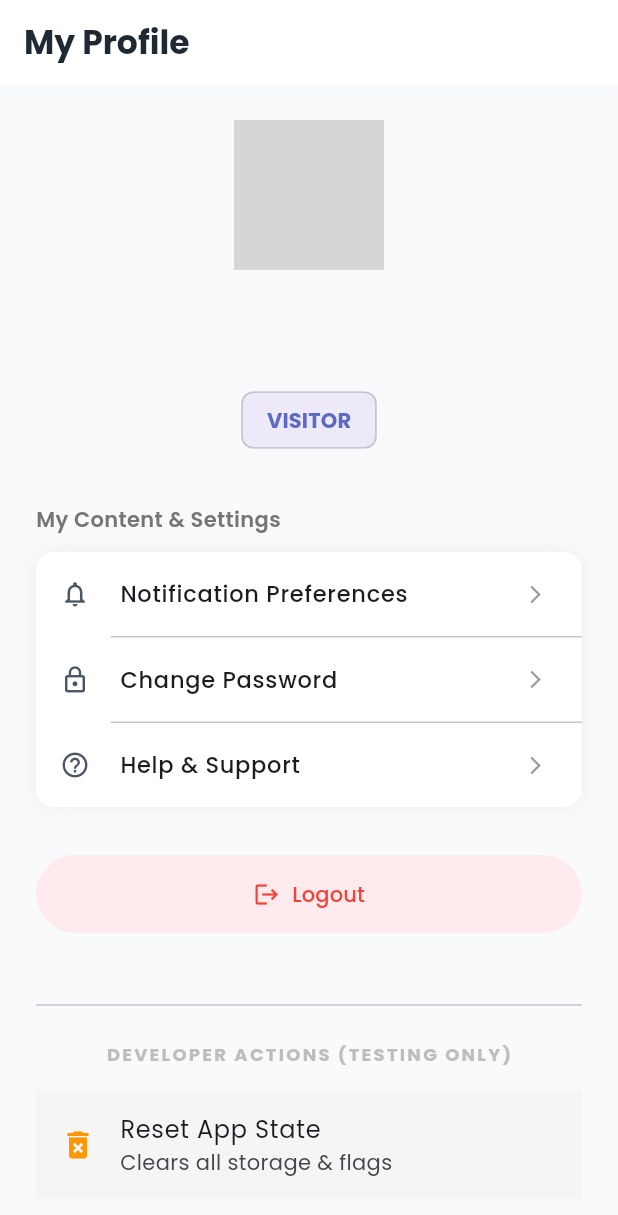
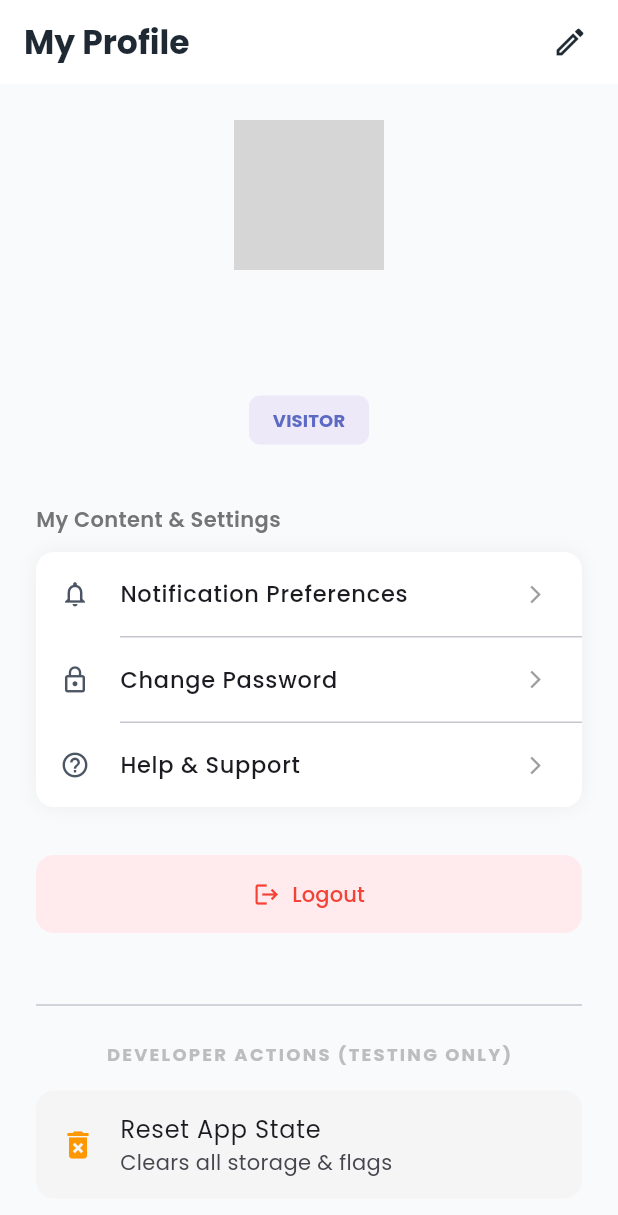
Before and after one commit to Benjaminofili/Fusion_fiesta_v2, a Flutter app: the ProfileScreen screen opened by its route, on a phone screen of 412 x 824 dp. Shown: the top 1215 px of the screen. Run offline on Flutter 3.47's test engine with Material 3 defaults, Android fonts, the phone set to English and light mode, and no system bars; our stand-ins replace connectivity_plus, equatable, file_picker, flutter_animate, flutter_rating_bar, flutter_screenutil and 9 more; missing offline and left inert: mobile_scanner; accounts and stored records are empty; network calls fail; statements that could not run were skipped; grey boxes are pictures that could not be loaded.

Commit message:
Added Basic Profile Features

```diff
--- a/lib/app/router/app_router.dart
+++ b/lib/app/router/app_router.dart
@@ -25,6 +25,8 @@ import '../../features/common/information/presentation/screens/faq_screen.dart';
 import '../../features/common/information/presentation/screens/sitemap_screen.dart';
 import '../../features/common/onboarding/presentation/screens/onboarding_screen.dart';
 import '../../features/common/profile/presentation/screens/profile_screen.dart';
+import '../../features/common/profile/presentation/screens/edit_profile_screen.dart';
+import '../../features/common/profile/presentation/screens/change_password_screen.dart';
 import '../../features/common/notifications/presentation/screens/notifications_screen.dart';
 
 // --- Student Screens ---
@@ -150,6 +152,17 @@ class AppRouter {
       GoRoute(
         path: AppRoutes.profile,
         builder: (context, state) => const ProfileScreen(),
+        routes: [
+          // Add Sub-routes for Profile
+          GoRoute(
+            path: 'edit',
+            builder: (context, state) => const EditProfileScreen(),
+          ),
+          GoRoute(
+            path: 'change-password',
+            builder: (context, state) => const ChangePasswordScreen(),
+          ),
+        ],
       ),
       GoRoute(
         path: AppRoutes.about,
--- a/lib/features/common/profile/presentation/screens/profile_screen.dart
+++ b/lib/features/common/profile/presentation/screens/profile_screen.dart
@@ -24,6 +24,10 @@ class _ProfileScreenState extends State<ProfileScreen> {
   @override
   void initState() {
     super.initState();
+    // 1. Listen to real-time user updates (e.g. after editing profile)
+    _authService.userStream.listen((user) {
+      if (mounted) setState(() => _currentUser = user);
+    });
     _loadUser();
   }
 
@@ -35,17 +39,41 @@ class _ProfileScreenState extends State<ProfileScreen> {
   void _showNotificationSettings() {
     showModalBottomSheet(
       context: context,
+      shape: const RoundedRectangleBorder(
+        borderRadius: BorderRadius.vertical(top: Radius.circular(20)),
+      ),
       builder: (context) => Container(
         padding: const EdgeInsets.all(24),
-        height: 300,
+        height: 320,
         child: Column(
           crossAxisAlignment: CrossAxisAlignment.start,
           children: [
-            const Text('Notification Preferences', style: TextStyle(fontSize: 18, fontWeight: FontWeight.bold)),
+            const Text(
+              'Notification Preferences',
+              style: TextStyle(fontSize: 18, fontWeight: FontWeight.bold),
+            ),
             const SizedBox(height: 24),
-            SwitchListTile(value: true, onChanged: (v){}, title: const Text('Event Updates')),
-            SwitchListTile(value: true, onChanged: (v){}, title: const Text('Reminders')),
-            SwitchListTile(value: false, onChanged: (v){}, title: const Text('Promotional Alerts')),
+            SwitchListTile(
+              value: true,
+              activeColor: AppColors.primary,
+              onChanged: (v) {},
+              title: const Text('Event Updates'),
+              subtitle: const Text('Schedule changes & announcements'),
+            ),
+            SwitchListTile(
+              value: true,
+              activeColor: AppColors.primary,
+              onChanged: (v) {},
+              title: const Text('Reminders'),
+              subtitle: const Text('Upcoming event alerts'),
+            ),
+            SwitchListTile(
+              value: false,
+              activeColor: AppColors.primary,
+              onChanged: (v) {},
+              title: const Text('Promotional Alerts'),
+              subtitle: const Text('Marketing & offers'),
+            ),
           ],
         ),
       ),
@@ -54,29 +82,45 @@ class _ProfileScreenState extends State<ProfileScreen> {
 
   @override
   Widget build(BuildContext context) {
-    if (_currentUser == null) return const Center(child: CircularProgressIndicator());
+    if (_currentUser == null) {
+      return const Scaffold(body: Center(child: CircularProgressIndicator()));
+    }
 
     final isStudent = _currentUser!.role == AppRole.student;
 
     return Scaffold(
       backgroundColor: const Color(0xFFF9FAFB),
       appBar: AppBar(
-        title: const Text('My Profile', style: TextStyle(fontWeight: FontWeight.bold)),
+        title: const Text(
+          'My Profile',
+          style: TextStyle(fontWeight: FontWeight.bold),
+        ),
         elevation: 0,
         backgroundColor: Colors.white,
         foregroundColor: AppColors.textPrimary,
+        actions: [
+          // --- EDIT PROFILE BUTTON ---
+          IconButton(
+            icon: const Icon(Icons.edit_outlined),
+            tooltip: 'Edit Profile',
+            onPressed: () => context.push('${AppRoutes.profile}/edit'),
+          ),
+          const SizedBox(width: 8),
+        ],
       ),
       body: SingleChildScrollView(
         padding: const EdgeInsets.all(24),
         child: Column(
           children: [
-            // --- USER HEADER ---
+            // --- 1. USER HEADER ---
             Center(
               child: Column(
                 children: [
-                  CircleAvatar(
+                  Hero(
+                    tag: 'profile_pic',
+                    child: CircleAvatar(
                       radius: 50,
-                    backgroundColor: AppColors.primary.withValues(alpha: 0.1),
+                      backgroundColor: AppColors.primary.withOpacity(0.1),
                       backgroundImage: _currentUser?.profilePictureUrl != null
                           ? NetworkImage(_currentUser!.profilePictureUrl!)
                           : null,
@@ -84,20 +128,34 @@ class _ProfileScreenState extends State<ProfileScreen> {
                           ? const Icon(Icons.person, size: 50, color: AppColors.primary)
                           : null,
                     ),
+                  ),
                   const SizedBox(height: 16),
                   Text(
                     _currentUser?.name ?? 'Guest User',
-                    style: Theme.of(context).textTheme.headlineSmall?.copyWith(fontWeight: FontWeight.bold),
+                    style: Theme.of(context)
+                        .textTheme
+                        .headlineSmall
+                        ?.copyWith(fontWeight: FontWeight.bold),
                   ),
                   Text(
                     _currentUser?.email ?? 'No email',
-                    style: Theme.of(context).textTheme.bodyMedium?.copyWith(color: Colors.grey),
+                    style: Theme.of(context)
+                        .textTheme
+                        .bodyMedium
+                        ?.copyWith(color: Colors.grey),
                   ),
                   const SizedBox(height: 8),
                   Chip(
-                    label: Text(_currentUser?.role.name.toUpperCase() ?? 'UNKNOWN'),
-                    backgroundColor: AppColors.primary.withValues(alpha: 0.1),
-                    labelStyle: const TextStyle(color: AppColors.primary, fontWeight: FontWeight.bold),
+                    label: Text(
+                      _currentUser?.role.name.toUpperCase() ?? 'UNKNOWN',
+                      style: const TextStyle(fontSize: 12),
+                    ),
+                    backgroundColor: AppColors.primary.withOpacity(0.1),
+                    labelStyle: const TextStyle(
+                      color: AppColors.primary,
+                      fontWeight: FontWeight.bold,
+                    ),
+                    side: BorderSide.none,
                   ),
                 ],
               ),
@@ -105,7 +163,7 @@ class _ProfileScreenState extends State<ProfileScreen> {
 
             const SizedBox(height: 32),
 
-            // --- ACADEMIC DETAILS (Student Only) ---
+            // --- 2. ACADEMIC DETAILS (Student Only) ---
             if (isStudent) ...[
               const _SectionHeader(title: 'Academic Details'),
               const SizedBox(height: 12),
@@ -114,38 +172,80 @@ class _ProfileScreenState extends State<ProfileScreen> {
                 decoration: BoxDecoration(
                   color: Colors.white,
                   borderRadius: BorderRadius.circular(12),
-                  boxShadow: [BoxShadow(color: Colors.black.withValues(alpha: 0.05), blurRadius: 10)],
+                  boxShadow: [
+                    BoxShadow(
+                      color: Colors.black.withOpacity(0.05),
+                      blurRadius: 10,
+                    )
+                  ],
                 ),
                 child: Column(
                   children: [
-                    _ProfileRow(icon: Icons.badge_outlined, label: 'Enrolment No', value: _currentUser?.enrolmentNumber ?? 'N/A'),
+                    _ProfileRow(
+                      icon: Icons.badge_outlined,
+                      label: 'Enrolment No',
+                      value: _currentUser?.enrolmentNumber ?? 'N/A',
+                    ),
                     const Divider(height: 24),
-                    _ProfileRow(icon: Icons.school_outlined, label: 'Department', value: _currentUser?.department ?? 'N/A'),
+                    _ProfileRow(
+                      icon: Icons.school_outlined,
+                      label: 'Department',
+                      value: _currentUser?.department ?? 'N/A',
+                    ),
                   ],
                 ),
               ),
               const SizedBox(height: 32),
             ],
 
-            // --- SETTINGS & CONTENT ---
+            // --- 3. CONTENT & SETTINGS ---
             const _SectionHeader(title: 'My Content & Settings'),
             const SizedBox(height: 12),
             Container(
               decoration: BoxDecoration(
                 color: Colors.white,
                 borderRadius: BorderRadius.circular(12),
-                boxShadow: [BoxShadow(color: Colors.black.withValues(alpha: 0.05), blurRadius: 10)],
+                boxShadow: [
+                  BoxShadow(
+                    color: Colors.black.withOpacity(0.05),
+                    blurRadius: 10,
+                  )
+                ],
               ),
               child: Column(
                 children: [
                   if (isStudent) ...[
-                    _MenuTile(icon: FontAwesomeIcons.heart, title: 'Saved Events', onTap: () => context.push(AppRoutes.favorites)),
-                    const Divider(height: 1, indent: 50),
-                    _MenuTile(icon: FontAwesomeIcons.certificate, title: 'My Certificates', onTap: () => context.push(AppRoutes.certificates)),
-                    const Divider(height: 1, indent: 50),
-                    // Saved Media Link (Assuming route exists)
-                    _MenuTile(icon: Icons.bookmark_border, title: 'Saved Media', onTap: () => context.push('${AppRoutes.gallery}/saved')),
-                    const Divider(height: 1, indent: 50),
+                    // Registration History
+                    _MenuTile(
+                      icon: FontAwesomeIcons.ticket,
+                      title: 'My Registrations',
+                      onTap: () => context.push(AppRoutes.registeredEvents),
+                    ),
+                    const _DividerLine(),
+
+                    // Saved Events
+                    _MenuTile(
+                      icon: FontAwesomeIcons.heart,
+                      title: 'Saved Events',
+                      onTap: () => context.push(AppRoutes.favorites),
+                    ),
+                    const _DividerLine(),
+
+                    // Certificates
+                    _MenuTile(
+                      icon: FontAwesomeIcons.certificate,
+                      title: 'My Certificates',
+                      onTap: () => context.push(AppRoutes.certificates),
+                    ),
+                    const _DividerLine(),
+
+                    // Saved Media (Gallery)
+                    _MenuTile(
+                      icon: Icons.bookmark_border,
+                      title: 'Saved Media',
+                      onTap: () => context.push('${AppRoutes.gallery}/saved'),
+                    ),
+                    const _DividerLine(),
                   ],
 
                   // Notification Settings
@@ -154,18 +254,30 @@ class _ProfileScreenState extends State<ProfileScreen> {
                     title: 'Notification Preferences',
                     onTap: _showNotificationSettings,
                   ),
-                  const Divider(height: 1, indent: 50),
+                  const _DividerLine(),
 
-                  _MenuTile(icon: Icons.lock_outline, title: 'Change Password', onTap: () {}),
-                  const Divider(height: 1, indent: 50),
-                  _MenuTile(icon: Icons.help_outline, title: 'Help & Support', onTap: () => context.push(AppRoutes.contact)),
+                  // Change Password
+                  _MenuTile(
+                    icon: Icons.lock_outline,
+                    title: 'Change Password',
+                    onTap: () =>
+                        context.push('${AppRoutes.profile}/change-password'),
+                  ),
+                  const _DividerLine(),
+
+                  // Help
+                  _MenuTile(
+                    icon: Icons.help_outline,
+                    title: 'Help & Support',
+                    onTap: () => context.push(AppRoutes.contact),
+                  ),
                 ],
               ),
             ),
 
             const SizedBox(height: 32),
 
-            // --- LOGOUT ---
+            // --- 4. LOGOUT ---
             SizedBox(
               width: double.infinity,
               child: FilledButton.icon(
@@ -176,6 +288,9 @@ class _ProfileScreenState extends State<ProfileScreen> {
                   foregroundColor: Colors.red,
                   elevation: 0,
                   padding: const EdgeInsets.symmetric(vertical: 16),
+                  shape: RoundedRectangleBorder(
+                    borderRadius: BorderRadius.circular(12),
+                  ),
                 ),
                 onPressed: () async {
                   await _authService.signOut();
@@ -187,7 +302,7 @@ class _ProfileScreenState extends State<ProfileScreen> {
             const SizedBox(height: 40),
             const Divider(),
 
-            // --- 🛠️ DEVELOPER / TESTING ZONE ---
+            // --- 5. DEVELOPER ZONE (Testing) ---
             Padding(
               padding: const EdgeInsets.symmetric(vertical: 16),
               child: Text(
@@ -204,6 +319,8 @@ class _ProfileScreenState extends State<ProfileScreen> {
             // Reset App
             ListTile(
               tileColor: Colors.grey[100],
+              shape: RoundedRectangleBorder(
+                  borderRadius: BorderRadius.circular(12)),
               leading: const Icon(Icons.delete_forever, color: Colors.orange),
               title: const Text('Reset App State'),
               subtitle: const Text('Clears all storage & flags'),
@@ -219,6 +336,7 @@ class _ProfileScreenState extends State<ProfileScreen> {
                 }
               },
             ),
+            const SizedBox(height: 40),
           ],
         ),
       ),
@@ -235,7 +353,14 @@ class _SectionHeader extends StatelessWidget {
   Widget build(BuildContext context) {
     return Align(
       alignment: Alignment.centerLeft,
-      child: Text(title, style: TextStyle(fontSize: 14, fontWeight: FontWeight.w600, color: Colors.grey[600])),
+      child: Text(
+        title,
+        style: TextStyle(
+          fontSize: 14,
+          fontWeight: FontWeight.w600,
+          color: Colors.grey[600],
+        ),
+      ),
     );
   }
 }
@@ -244,7 +369,8 @@ class _ProfileRow extends StatelessWidget {
   final IconData icon;
   final String label;
   final String value;
-  const _ProfileRow({required this.icon, required this.label, required this.value});
+  const _ProfileRow(
+      {required this.icon, required this.label, required this.value});
 
   @override
   Widget build(BuildContext context) {
@@ -256,8 +382,15 @@ class _ProfileRow extends StatelessWidget {
           child: Column(
             crossAxisAlignment: CrossAxisAlignment.start,
             children: [
-              Text(label, style: TextStyle(fontSize: 12, color: Colors.grey[500])),
-              Text(value, style: const TextStyle(fontSize: 15, fontWeight: FontWeight.w500)),
+              Text(
+                label,
+                style: TextStyle(fontSize: 12, color: Colors.grey[500]),
+              ),
+              Text(
+                value,
+                style:
+                const TextStyle(fontSize: 15, fontWeight: FontWeight.w500),
+              ),
             ],
           ),
         ),
@@ -270,15 +403,29 @@ class _MenuTile extends StatelessWidget {
   final IconData icon;
   final String title;
   final VoidCallback onTap;
-  const _MenuTile({required this.icon, required this.title, required this.onTap});
+  const _MenuTile(
+      {required this.icon, required this.title, required this.onTap});
 
   @override
   Widget build(BuildContext context) {
     return ListTile(
       leading: Icon(icon, size: 20, color: AppColors.textSecondary),
-      title: Text(title, style: const TextStyle(fontSize: 15, fontWeight: FontWeight.w500)),
-      trailing: const Icon(Icons.arrow_forward_ios, size: 14, color: Colors.grey),
+      title: Text(
+        title,
+        style: const TextStyle(fontSize: 15, fontWeight: FontWeight.w500),
+      ),
+      trailing:
+      const Icon(Icons.arrow_forward_ios, size: 14, color: Colors.grey),
       onTap: onTap,
     );
   }
 }
+
+class _DividerLine extends StatelessWidget {
+  const _DividerLine();
+
+  @override
+  Widget build(BuildContext context) {
+    return const Divider(height: 1, indent: 56, endIndent: 0);
+  }
+}
```
Also changed, not shown: lib/features/common/profile/presentation/screens/change_password_screen.dart (added, +92 -0 lines), lib/features/common/profile/presentation/screens/edit_profile_screen.dart (added, +194 -0 lines), lib/features/student/saved_media/presentation/screens/saved_media_screen.dart (+72 -65 lines). Lines whose indentation alone changed are shown as unchanged.
